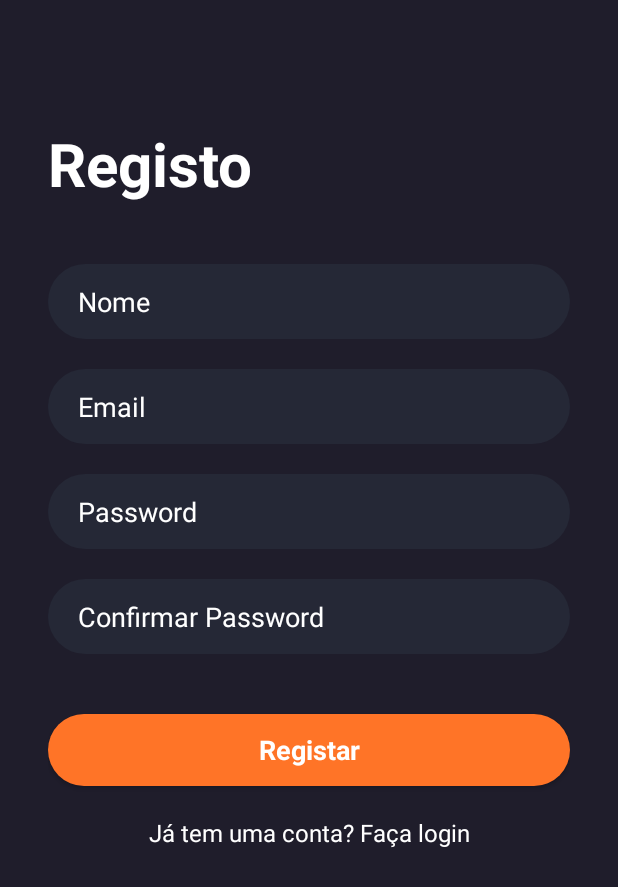
After one commit to goncalohenriques48/Filmes, an Android app: the layout activity_register.xml on its own in the app's theme, with its tools: preview values and no code run, on a phone screen of 412 x 824 dp. The commit adds this screen. Shown: the top 887 px of the screen. Run offline under Robolectric (Android 15) with nearby library versions, the phone set to English and light mode, and no system bars; network calls fail.

Commit message:
Criada a página de registo e adicionado a componente de hardware(microfone).

```diff
--- a/app/src/main/AndroidManifest.xml
+++ b/app/src/main/AndroidManifest.xml
@@ -2,6 +2,8 @@
 <manifest xmlns:android="http://schemas.android.com/apk/res/android"
     xmlns:tools="http://schemas.android.com/tools">
     <uses-permission android:name="android.permission.INTERNET"/>
+
+    <uses-permission android:name="android.permission.RECORD_AUDIO" />
 
     <application
         android:allowBackup="true"
--- /dev/null
+++ b/app/src/main/res/layout/activity_register.xml
@@ -0,0 +1,93 @@
+<?xml version="1.0" encoding="utf-8"?>
+<androidx.constraintlayout.widget.ConstraintLayout xmlns:android="http://schemas.android.com/apk/res/android"
+    xmlns:app="http://schemas.android.com/apk/res-auto"
+    android:layout_width="match_parent"
+    android:layout_height="match_parent"
+    android:background="@color/main_color">
+    <ScrollView
+        android:layout_width="match_parent"
+        android:layout_height="match_parent">
+        <LinearLayout
+            android:layout_width="match_parent"
+            android:layout_height="wrap_content"
+            android:orientation="vertical"
+            android:padding="32dp">
+            <TextView
+                android:layout_width="match_parent"
+                android:layout_height="wrap_content"
+                android:layout_marginTop="50dp"
+                android:text="@string/registo"
+                android:textColor="@color/white"
+                android:textSize="40sp"
+                android:textStyle="bold" />
+            <EditText
+                android:id="@+id/editTextName"
+                android:layout_width="match_parent"
+                android:layout_height="50dp"
+                android:layout_marginTop="40dp"
+                android:background="@drawable/edittext_background"
+                android:hint="@string/nome"
+                android:inputType="textPersonName"
+                android:paddingStart="20dp"
+                android:paddingEnd="20dp"
+                android:textColor="@color/white"
+                android:textColorHint="@color/white" />
+            <EditText
+                android:id="@+id/editTextEmail"
+                android:layout_width="match_parent"
+                android:layout_height="50dp"
+                android:layout_marginTop="20dp"
+                android:background="@drawable/edittext_background"
+                android:hint="@string/email"
+                android:inputType="textEmailAddress"
+                android:paddingStart="20dp"
+                android:paddingEnd="20dp"
+                android:textColor="@color/white"
+                android:textColorHint="@color/white" />
+            <EditText
+                android:id="@+id/editTextRegisterPassword"
+                android:layout_width="match_parent"
+                android:layout_height="50dp"
+                android:layout_marginTop="20dp"
+                android:background="@drawable/edittext_background"
+                android:hint="@string/password"
+                android:inputType="textPassword"
+                android:paddingStart="20dp"
+                android:paddingEnd="20dp"
+                android:textColor="@color/white"
+                android:textColorHint="@color/white" />
+            <EditText
+                android:id="@+id/editTextConfirmPassword"
+                android:layout_width="match_parent"
+                android:layout_height="50dp"
+                android:layout_marginTop="20dp"
+                android:background="@drawable/edittext_background"
+                android:hint="@string/confirmar_password"
+                android:inputType="textPassword"
+                android:paddingStart="20dp"
+                android:paddingEnd="20dp"
+                android:textColor="@color/white"
+                android:textColorHint="@color/white" />
+            <androidx.appcompat.widget.AppCompatButton
+                android:id="@+id/BT_Register"
+                style="@android:style/Widget.Button"
+                android:layout_width="match_parent"
+                android:layout_height="wrap_content"
+                android:layout_marginTop="40dp"
+                android:background="@drawable/orange_button_background"
+                android:text="@string/registar"
+                android:textColor="@color/white"
+                android:textSize="18sp"
+                android:textStyle="bold" />
+            <TextView
+                android:id="@+id/textViewLoginNow"
+                android:layout_width="match_parent"
+                android:layout_height="wrap_content"
+                android:layout_marginTop="20dp"
+                android:text="@string/j_tem_uma_conta_fa_a_login"
+                android:textAlignment="center"
+                android:textColor="@color/white"
+                android:textSize="16sp" />
+        </LinearLayout>
+    </ScrollView>
+</androidx.constraintlayout.widget.ConstraintLayout>
--- a/app/src/main/res/values/strings.xml
+++ b/app/src/main/res/values/strings.xml
@@ -31,4 +31,12 @@
     <string name="TitleTxt">TitleTxt</string>
     <string name="summary">Summary</string>
     <string name="actors">Actors</string>
+
+    <string name="registo">Registo</string>
+    <string name="nome">Nome</string>
+    <string name="email">Email</string>
+    <string name="confirmar_password">Confirmar Password</string>
+    <string name="registar">Registar</string>
+    <string name="j_tem_uma_conta_fa_a_login">Já tem uma conta? Faça login</string>
+    <string name="voice_search">Pesquisar por voz</string>
 </resources>
```
Also changed, not shown: app/src/main/java/pt/ipt/dam/movies/MainActivity.kt (+131 -0 lines), app/src/main/res/layout/activity_main.xml (+15 -4 lines).
